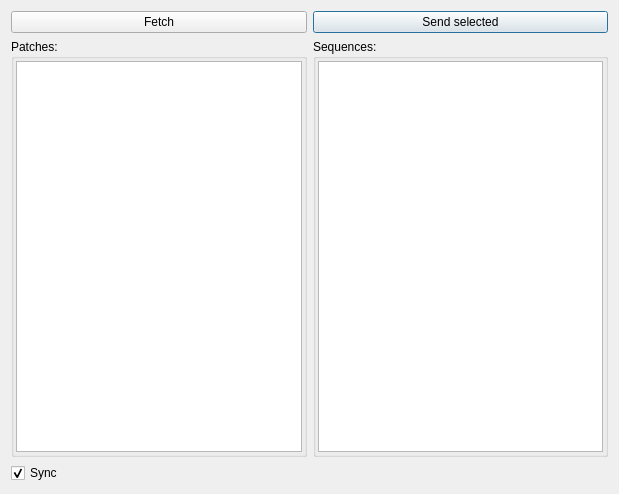
Manuel-K/shruthi-editor, file library_dialog.ui: the form before one commit.
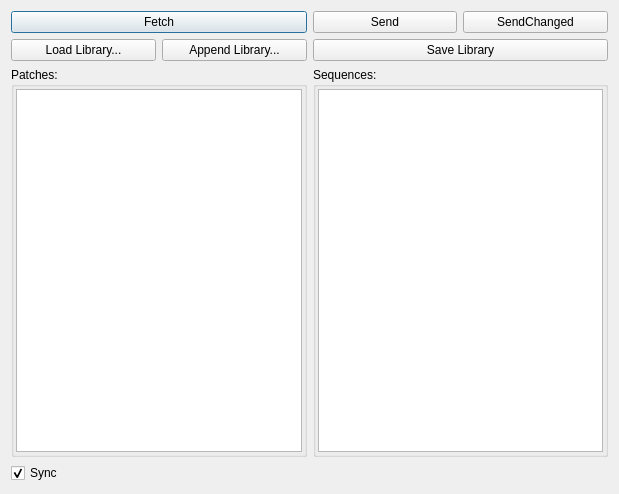
The form after the commit.

Commit message: send/send changed buttons

```diff
--- a/library_dialog.ui
+++ b/library_dialog.ui
@@ -14,14 +14,49 @@
    <string>LibraryDialog</string>
   </property>
   <layout class="QGridLayout" name="gridLayout">
-   <item row="0" column="1">
-    <widget class="QPushButton" name="sendSelected">
+   <item row="0" column="0" colspan="2">
+    <widget class="QPushButton" name="fetch">
      <property name="text">
-      <string>Send selected</string>
+      <string>Fetch</string>
+     </property>
+    </widget>
+   </item>
+   <item row="0" column="2">
+    <widget class="QPushButton" name="send">
+     <property name="text">
+      <string>Send</string>
+     </property>
+    </widget>
+   </item>
+   <item row="0" column="3">
+    <widget class="QPushButton" name="sendChanged">
+     <property name="text">
+      <string>SendChanged</string>
      </property>
     </widget>
    </item>
    <item row="1" column="0">
+    <widget class="QPushButton" name="loadReplace">
+     <property name="text">
+      <string>Load Library...</string>
+     </property>
+    </widget>
+   </item>
+   <item row="1" column="1">
+    <widget class="QPushButton" name="loadAppend">
+     <property name="text">
+      <string>Append Library...</string>
+     </property>
+    </widget>
+   </item>
+   <item row="1" column="2" colspan="2">
+    <widget class="QPushButton" name="save">
+     <property name="text">
+      <string>Save Library</string>
+     </property>
+    </widget>
+   </item>
+   <item row="2" column="0" colspan="2">
     <widget class="QGroupBox" name="gPatch">
      <property name="title">
       <string>Patches:</string>
@@ -63,7 +98,7 @@
      </layout>
     </widget>
    </item>
-   <item row="1" column="1">
+   <item row="2" column="2" colspan="2">
     <widget class="QGroupBox" name="gSeq">
      <property name="title">
       <string>Sequences:</string>
@@ -105,14 +140,7 @@
      </layout>
     </widget>
    </item>
-   <item row="0" column="0">
-    <widget class="QPushButton" name="fetch">
-     <property name="text">
-      <string>Fetch</string>
-     </property>
-    </widget>
-   </item>
-   <item row="2" column="0">
+   <item row="3" column="0">
     <widget class="QCheckBox" name="sync">
      <property name="text">
       <string>Sync</string>
```
The commit also changes 3 other files.
